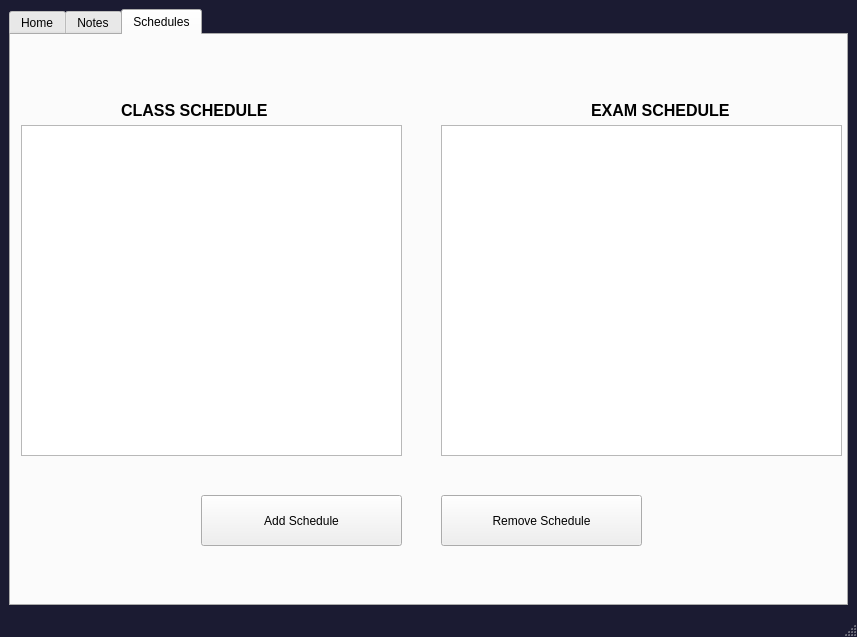
Matchu02118/AcademicManagementApp, file UI/window.ui: the form before one commit.
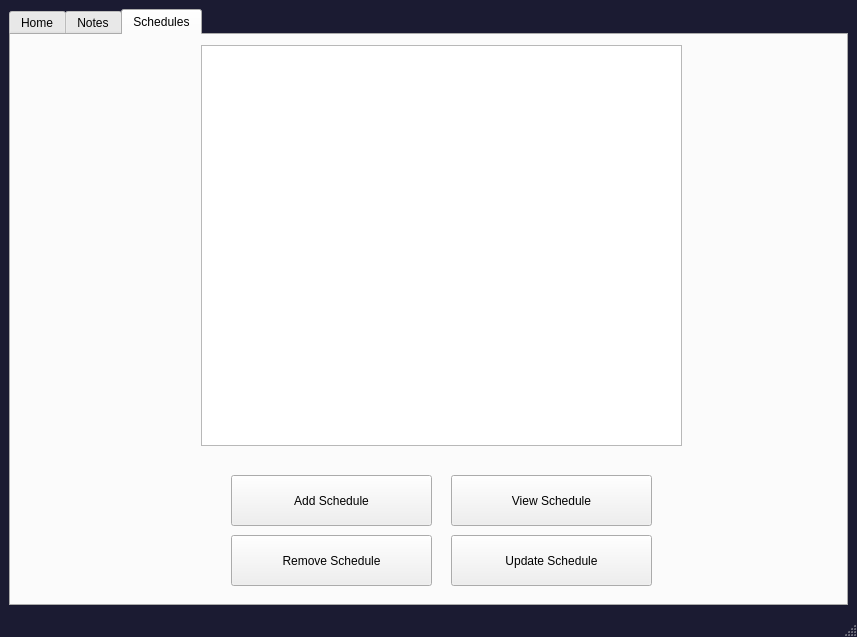
The form after the commit. The open tabs and pages were chosen to show the change. Icons and pictures are not drawn.

Diff of the .ui file:
```diff
--- a/UI/window.ui
+++ b/UI/window.ui
@@ -101,69 +101,11 @@
        <attribute name="title">
         <string>Schedules</string>
        </attribute>
-       <widget class="QLabel" name="label">
+       <widget class="QPushButton" name="addSchedButton">
         <property name="geometry">
          <rect>
-          <x>110</x>
-          <y>50</y>
-          <width>151</width>
-          <height>51</height>
-         </rect>
-        </property>
-        <property name="font">
-         <font>
-          <family>Tahoma</family>
-          <pointsize>12</pointsize>
-         </font>
-        </property>
-        <property name="text">
-         <string>&lt;html&gt;&lt;head/&gt;&lt;body&gt;&lt;p&gt;&lt;span style=&quot; font-weight:700;&quot;&gt;CLASS SCHEDULE&lt;/span&gt;&lt;/p&gt;&lt;/body&gt;&lt;/html&gt;</string>
-        </property>
-       </widget>
-       <widget class="QLabel" name="label_2">
-        <property name="geometry">
-         <rect>
-          <x>580</x>
-          <y>50</y>
-          <width>141</width>
-          <height>51</height>
-         </rect>
-        </property>
-        <property name="font">
-         <font>
-          <family>Tahoma</family>
-          <pointsize>12</pointsize>
-         </font>
-        </property>
-        <property name="text">
-         <string>&lt;html&gt;&lt;head/&gt;&lt;body&gt;&lt;p&gt;&lt;span style=&quot; font-weight:700;&quot;&gt;EXAM SCHEDULE&lt;/span&gt;&lt;/p&gt;&lt;/body&gt;&lt;/html&gt;</string>
-        </property>
-       </widget>
-       <widget class="QTableWidget" name="classSchedTable">
-        <property name="geometry">
-         <rect>
-          <x>10</x>
-          <y>90</y>
-          <width>381</width>
-          <height>331</height>
-         </rect>
-        </property>
-       </widget>
-       <widget class="QTableWidget" name="examSchedTable">
-        <property name="geometry">
-         <rect>
-          <x>430</x>
-          <y>90</y>
-          <width>401</width>
-          <height>331</height>
-         </rect>
-        </property>
-       </widget>
-       <widget class="QPushButton" name="addTableData">
-        <property name="geometry">
-         <rect>
-          <x>190</x>
-          <y>460</y>
+          <x>220</x>
+          <y>440</y>
           <width>201</width>
           <height>51</height>
          </rect>
@@ -175,8 +117,8 @@
        <widget class="QPushButton" name="removeTableData">
         <property name="geometry">
          <rect>
-          <x>430</x>
-          <y>460</y>
+          <x>220</x>
+          <y>500</y>
           <width>201</width>
           <height>51</height>
          </rect>
@@ -185,6 +127,42 @@
          <string>Remove Schedule</string>
         </property>
        </widget>
+       <widget class="QPushButton" name="viewSchedButton">
+        <property name="geometry">
+         <rect>
+          <x>440</x>
+          <y>440</y>
+          <width>201</width>
+          <height>51</height>
+         </rect>
+        </property>
+        <property name="text">
+         <string>View Schedule</string>
+        </property>
+       </widget>
+       <widget class="QPushButton" name="updateSchedButton">
+        <property name="geometry">
+         <rect>
+          <x>440</x>
+          <y>500</y>
+          <width>201</width>
+          <height>51</height>
+         </rect>
+        </property>
+        <property name="text">
+         <string>Update Schedule</string>
+        </property>
+       </widget>
+       <widget class="QTableWidget" name="tableWidget">
+        <property name="geometry">
+         <rect>
+          <x>190</x>
+          <y>10</y>
+          <width>481</width>
+          <height>401</height>
+         </rect>
+        </property>
+       </widget>
       </widget>
      </widget>
     </item>
```
Left out of the diff: 70 changed lines with no effect on the pictures.
